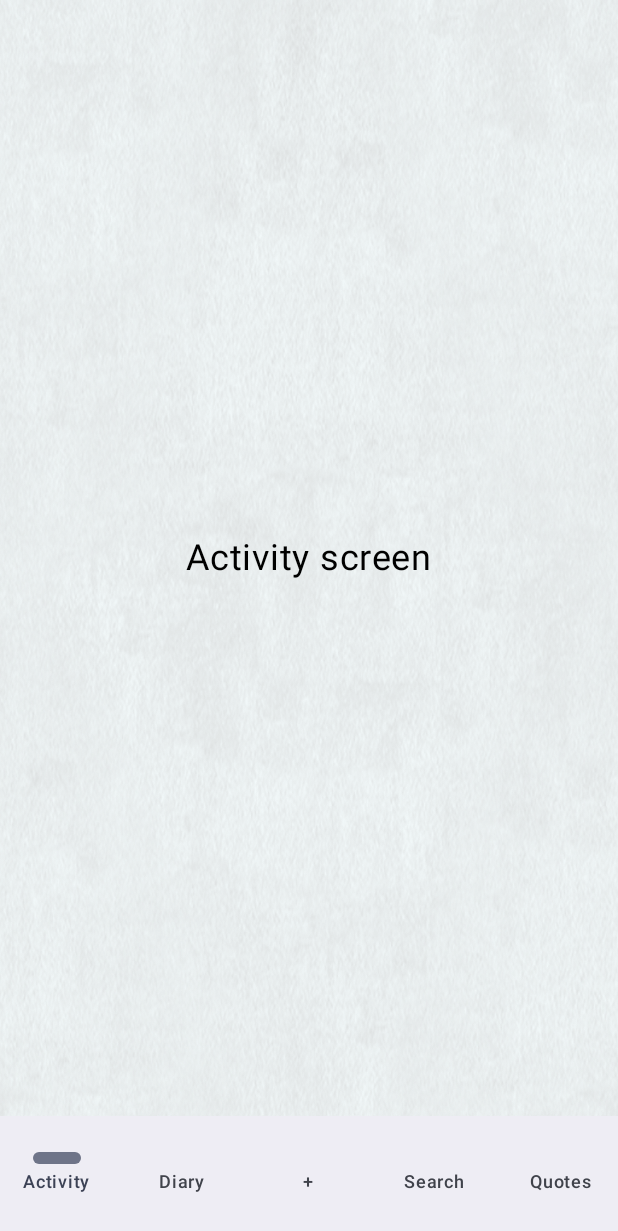
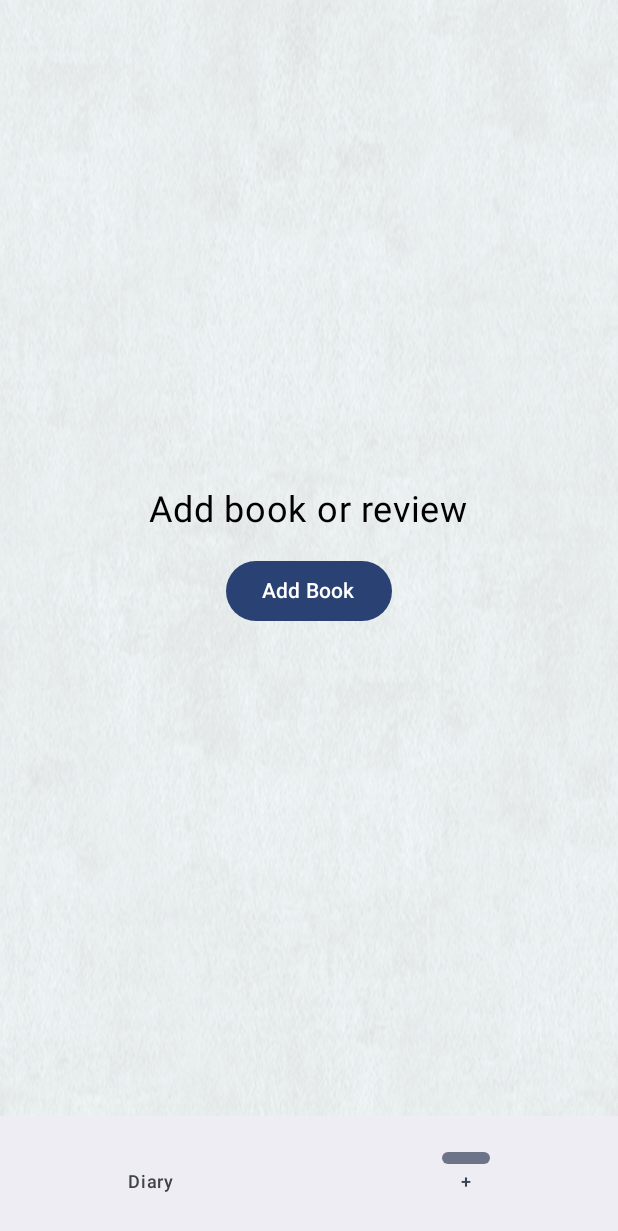
Before and after one commit to gitHST/pager, an Android app built with Jetpack Compose: the MainActivity screen opened directly, with no data from a screen before it, on a phone screen of 412 x 824 dp. Shown: the top 1231 px of the screen. Run offline under Robolectric (Android 15) with nearby library versions, the phone set to English and light mode, and no system bars; our stand-ins replace Room's generated code.

Commit message:
Temporarily removing navbar options that arent ready yet

```diff
--- a/app/src/main/java/com/luke/pager/MainActivity.kt
+++ b/app/src/main/java/com/luke/pager/MainActivity.kt
@@ -21,7 +21,6 @@ import androidx.room.Room
 import com.luke.pager.data.AppDatabase
 import com.luke.pager.data.repo.BookRepository
 import com.luke.pager.data.repo.ReviewRepository
-import com.luke.pager.data.sample.seedDatabaseIfEmpty
 import com.luke.pager.data.viewmodel.BookViewModel
 import com.luke.pager.data.viewmodel.ReviewViewModel
 import com.luke.pager.navigation.BottomNavBar
@@ -42,8 +41,8 @@ class MainActivity : ComponentActivity() {
             .apply {
                 GlobalScope.launch {
                     // 👇 comment out this line to keep the database
-                    clearAllTables()
-                    seedDatabaseIfEmpty(this@apply)
+                    // clearAllTables()
+                    // seedDatabaseIfEmpty(this@apply)
                 }
 
             }
--- a/app/src/main/java/com/luke/pager/components/AddBookModal.kt
+++ b/app/src/main/java/com/luke/pager/components/AddBookModal.kt
@@ -88,7 +88,6 @@ fun AddBookModal(
                     val currentDate = SimpleDateFormat("yyyy-MM-dd HH:mm:ss", Locale.getDefault()).format(Date())
 
                     scope.launch {
-                        // 1. Insert Book
                         val book = BookEntity(
                             title = actualTitle,
                             authors = authors.ifBlank { "Unknown Author" },
@@ -96,7 +95,6 @@ fun AddBookModal(
                         )
                         val bookId = bookViewModel.insertAndReturnId(book)
 
-                        // 2. Insert Review with linked bookId
                         val review = ReviewEntity(
                             bookId = bookId,
                             dateReviewed = currentDate,
@@ -104,7 +102,6 @@ fun AddBookModal(
                         )
                         reviewViewModel.addReview(review)
 
-                        // 3. Clear and close
                         title = ""
                         authors = ""
                         reviewText = ""
--- a/app/src/main/java/com/luke/pager/navigation/BottomNavBar.kt
+++ b/app/src/main/java/com/luke/pager/navigation/BottomNavBar.kt
@@ -11,11 +11,11 @@ import androidx.navigation.compose.currentBackStackEntryAsState
 @Composable
 fun BottomNavBar(navController: NavHostController) {
     val items = listOf(
-        NavItem("activity", "Activity"),
+        // NavItem("activity", "Activity"),
         NavItem("diary", "Diary"),
         NavItem("plus", "+"),
-        NavItem("search", "Search"),
-        NavItem("quotes", "Quotes")
+        // NavItem("search", "Search"),
+        // NavItem("quotes", "Quotes")
     )
 
     NavigationBar {
--- a/app/src/main/java/com/luke/pager/navigation/NavGraph.kt
+++ b/app/src/main/java/com/luke/pager/navigation/NavGraph.kt
@@ -21,14 +21,12 @@ fun PagerNavHost(
     bookViewModel: BookViewModel,
     reviewViewModel: ReviewViewModel
 ) {
-    NavHost(navController, startDestination = "activity") {
+    NavHost(navController, startDestination = "plus") {
         composable("activity") { ActivityScreen(bookViewModel) }
         composable("diary") { DiaryScreen(navController, bookViewModel) }
         composable("plus") { AddScreen(bookViewModel, reviewViewModel) }
         composable("search") { SearchScreen(bookViewModel) }
         composable("quotes") { QuotesScreen(bookViewModel) }
-
-        // Add composable for Review Screen
         composable("review_screen/{reviewId}") { backStackEntry ->
             val reviewId = backStackEntry.arguments?.getString("reviewId")?.toLongOrNull() ?: 0L
             val reviews by bookViewModel.allReviews.collectAsState()
--- a/app/src/main/java/com/luke/pager/ui/theme/Theme.kt
+++ b/app/src/main/java/com/luke/pager/ui/theme/Theme.kt
@@ -1,6 +1,5 @@
 package com.luke.pager.ui.theme
 
-import android.app.Activity
 import android.os.Build
 import androidx.compose.foundation.isSystemInDarkTheme
 import androidx.compose.material3.MaterialTheme
@@ -36,7 +35,6 @@ private val LightColorScheme = lightColorScheme(
 @Composable
 fun PagerTheme(
     darkTheme: Boolean = isSystemInDarkTheme(),
-    // Dynamic color is available on Android 12+
     dynamicColor: Boolean = true,
     content: @Composable () -> Unit
 ) {
--- a/app/src/main/java/com/luke/pager/ui/theme/Type.kt
+++ b/app/src/main/java/com/luke/pager/ui/theme/Type.kt
@@ -9,14 +9,12 @@ import androidx.compose.ui.text.googlefonts.GoogleFont
 import androidx.compose.ui.unit.sp
 import com.luke.pager.R
 
-// 1. Define the Google Font Provider
 private val gentiumProvider = GoogleFont.Provider(
     providerAuthority = "com.google.android.gms.fonts",
     providerPackage = "com.google.android.gms",
     certificates = R.array.com_google_android_gms_fonts_certs
 )
 
-// 2. Create the FontFamily using Inter
 private val GentiumFontFamily = FontFamily(
     Font(googleFont = GoogleFont("Gentium Book Plus"), fontProvider = gentiumProvider, weight = FontWeight.Normal),
     Font(googleFont = GoogleFont("Gentium Book Plus"), fontProvider = gentiumProvider, weight = FontWeight.Medium),
```
